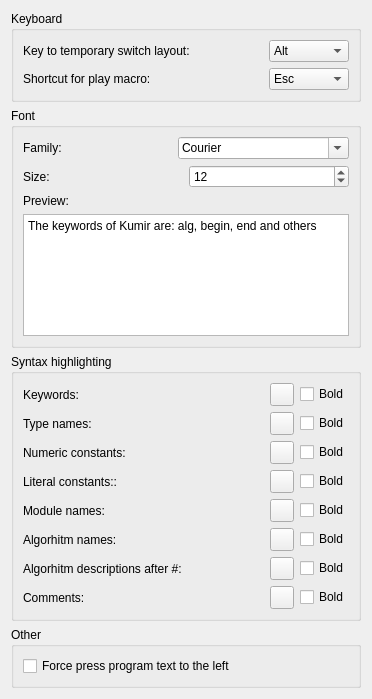
Above: src/plugins/editor/settingspage.ui from victor-yacovlev/kumir2 before the change. Below: the same form after it.
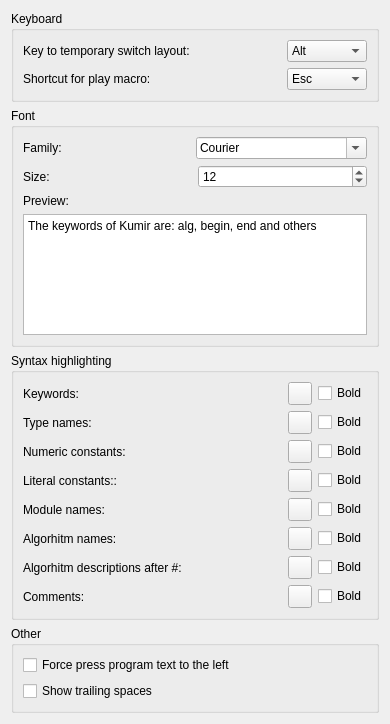
That is the form after the change. Custom widgets are drawn as their Qt base class.

Commit message: EDITOR: Show trailing spaces is an option

Diff of the .ui file:
```diff
--- a/src/plugins/editor/settingspage.ui
+++ b/src/plugins/editor/settingspage.ui
@@ -6,8 +6,8 @@
    <rect>
     <x>0</x>
     <y>0</y>
-    <width>372</width>
-    <height>699</height>
+    <width>390</width>
+    <height>724</height>
    </rect>
   </property>
   <property name="windowTitle">
@@ -555,6 +555,13 @@
         </property>
        </widget>
       </item>
+      <item>
+       <widget class="QCheckBox" name="showTrailingSpaces">
+        <property name="text">
+         <string>Show trailing spaces</string>
+        </property>
+       </widget>
+      </item>
      </layout>
     </widget>
    </item>
```
The commit also changes 5 other files.
